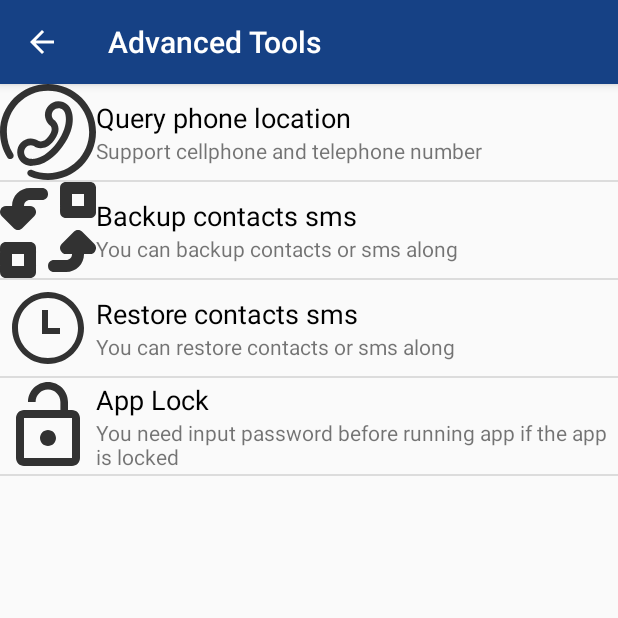
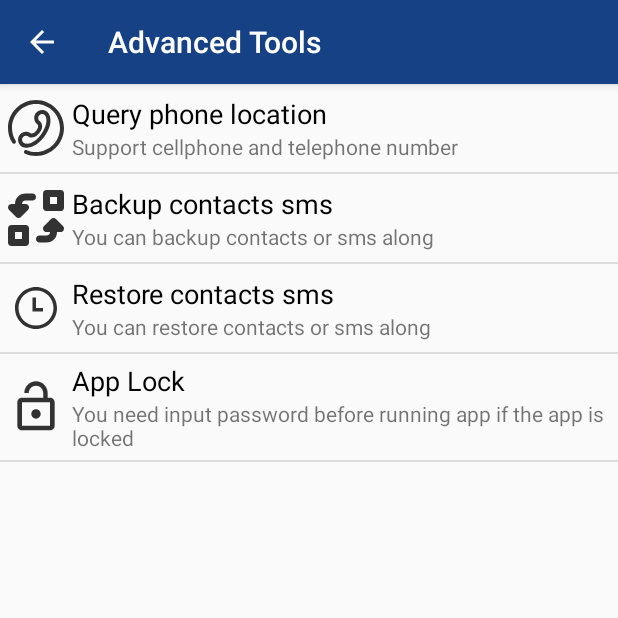
Before and after one commit to iplaycloud/iMobileGuard, an Android app: the AdvancedToolsActivity screen opened directly, with no data from a screen before it, on a phone screen of 412 x 824 dp, the top half of it. Run offline under Robolectric (Android 15) with nearby library versions, the light colour scheme and no system bars; libraries missing offline, so code that uses them is left out: com.jaeger.library; Roboto replaces fonts that are not available here; 1 statement that could not run was skipped.

Commit message:
fix some layout bug

```diff
--- a/app/src/main/java/com/iplay/mobileguard/activity/MainActivity.java
+++ b/app/src/main/java/com/iplay/mobileguard/activity/MainActivity.java
@@ -91,8 +91,9 @@ public class MainActivity extends BaseActivityNoActionBar {
                 new GridViewItemBean(R.drawable.ic_traffic_stats, R.string.traffic_stats, new TrafficStatsCountScheme()),
                 new GridViewItemBean(R.drawable.ic_progress_manager, R.string.process_manager, new ProgressManagerScheme()),
                 new GridViewItemBean(R.drawable.ic_antivirus, R.string.anti_virus, new AntivirusScheme()),
-                new GridViewItemBean(R.drawable.ic_setting, R.string.setting, new SettingScheme()),
-                new GridViewItemBean(R.drawable.ic_clean_cache, R.string.clean_cache, new CleanCacheScheme())
+                new GridViewItemBean(R.drawable.ic_clean_cache, R.string.clean_cache, new CleanCacheScheme()),
+                new GridViewItemBean(R.drawable.ic_setting, R.string.setting, new SettingScheme())
+
         };
         // set adapter
         gvMenu.setAdapter(adapter);
--- a/app/src/main/res/layout/item_advanced_tools_lv.xml
+++ b/app/src/main/res/layout/item_advanced_tools_lv.xml
@@ -3,17 +3,18 @@
     xmlns:app="http://schemas.android.com/apk/res-auto"
     android:layout_width="match_parent"
     android:layout_height="wrap_content"
-    android:paddingTop="@dimen/activity_vertical_margin"
-    android:paddingBottom="@dimen/activity_vertical_margin"
+    android:paddingTop="5dp"
+    android:paddingBottom="5dp"
     android:orientation="horizontal">
 
     <ImageView
         android:id="@+id/iv_image"
-        android:paddingLeft="@dimen/activity_horizontal_margin"
+        android:paddingLeft="5dp"
+        android:paddingRight="5dp"
         app:srcCompat="@drawable/ic_phone_location"
         android:layout_gravity="center_vertical"
-        android:layout_width="64dp"
-        android:layout_height="64dp" />
+        android:layout_width="48dp"
+        android:layout_height="48dp" />
 
     <LinearLayout
         android:layout_weight="2"
```
Also changed, not shown: app/src/main/res/layout/item_software_manager_app_lv.xml (+6 -7 lines), app/src/main/res/drawable/luncher_bg.jpg, 1 other file.
